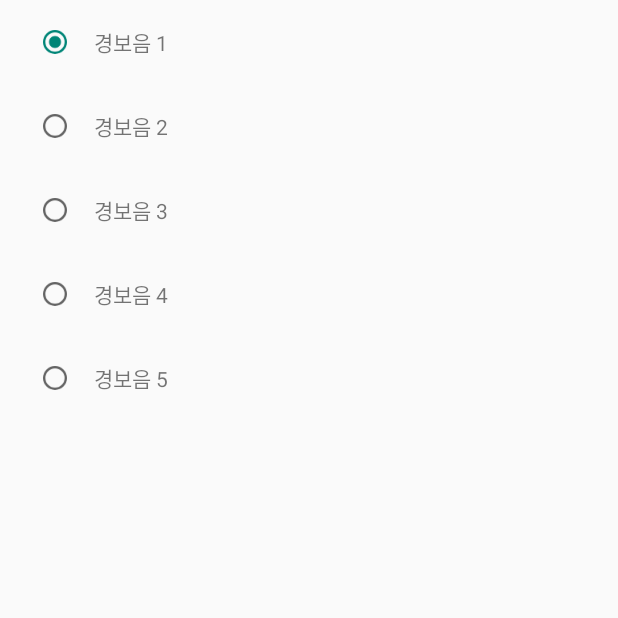
After one commit to RoseNo7/CurbCrime-Android, an Android app: the fragment AlarmPreferenceFragment shown on its own in the app's theme, on a phone screen of 412 x 824 dp, the top half of it. The commit adds this screen. Run offline under Robolectric (Android 15) with nearby library versions, the phone set to English and light mode, and no system bars.

Commit message:
알림 설정 개발

```diff
--- a/app/build.gradle
+++ b/app/build.gradle
@@ -33,6 +33,9 @@ dependencies {
     implementation 'com.google.android.material:material:1.5.0'
     implementation 'androidx.constraintlayout:constraintlayout:2.1.3'
 
+    /* Preference */
+    implementation 'androidx.preference:preference:1.2.1'
+
     /* Splash */
     implementation 'androidx.core:core-splashscreen:1.0.0'
 
--- /dev/null
+++ b/app/src/main/java/com/roseno/curbcrime/adapter/AlarmAdapter.java
@@ -0,0 +1,87 @@
+package com.roseno.curbcrime.adapter;
+
+import android.content.Context;
+import android.view.LayoutInflater;
+import android.view.View;
+import android.view.ViewGroup;
+import android.widget.RadioButton;
+import android.widget.TextView;
+
+import androidx.annotation.NonNull;
+import androidx.recyclerview.widget.RecyclerView;
+
+import com.roseno.curbcrime.R;
+import com.roseno.curbcrime.manager.AlarmManager;
+import com.roseno.curbcrime.manager.SharedPreferenceManager;
+import com.roseno.curbcrime.model.AlarmSound;
+
+import java.util.List;
+
+public class AlarmAdapter extends RecyclerView.Adapter<AlarmAdapter.AlarmHolder> {
+    private final String TAG = "AlarmAdapter";
+
+    private final List<AlarmSound> alarmSounds;
+    private int selectedSound;
+
+    public AlarmAdapter(List<AlarmSound> alarmSounds, int selectedSound) {
+        this.alarmSounds = alarmSounds;
+        this.selectedSound = selectedSound;
+    }
+
+    @NonNull
+    @Override
+    public AlarmHolder onCreateViewHolder(@NonNull ViewGroup parent, int viewType) {
+        LayoutInflater layoutInflater = LayoutInflater.from(parent.getContext());
+        View view = layoutInflater.inflate(R.layout.item_alarm_sound_data, parent, false);
+
+        return new AlarmHolder(view);
+    }
+
+    @Override
+    public void onBindViewHolder(@NonNull AlarmHolder holder, int position) {
+        String name = alarmSounds.get(position).getName();
+
+        holder.mNameTextView.setText(name);
+        holder.mRadioButton.setChecked(position == selectedSound);
+    }
+
+    @Override
+    public int getItemCount() {
+        return alarmSounds.size();
+    }
+
+
+    public class AlarmHolder extends RecyclerView.ViewHolder implements View.OnClickListener {
+
+        RadioButton mRadioButton;
+        TextView mNameTextView;
+
+        public AlarmHolder(@NonNull View itemView) {
+            super(itemView);
+
+            mRadioButton = itemView.findViewById(R.id.radioButton_item_alarm_sound_data);
+            mNameTextView = itemView.findViewById(R.id.textView_item_alarm_sound_data);
+
+            itemView.setOnClickListener(this);
+        }
+
+        @Override
+        public void onClick(View v) {
+            final Context context = v.getContext();
+            final int position = getAdapterPosition();
+
+            selectedSound = position;
+
+            String resName = alarmSounds.get(position).getUri().getLastPathSegment();
+            int resId = context.getResources().getIdentifier(resName, "raw", context.getPackageName());
+
+            // 설정 저장
+            SharedPreferenceManager sharedPreferenceManager = SharedPreferenceManager.getInstance(context);
+            sharedPreferenceManager.setInt(AlarmManager.PREFERENCE_KEY_SELECTED_SOUND, resId);
+
+            AlarmManager.start(context);
+
+            notifyDataSetChanged();
+        }
+    }
+}
--- /dev/null
+++ b/app/src/main/java/com/roseno/curbcrime/fragment/settings/AlarmPreferenceFragment.java
@@ -0,0 +1,75 @@
+package com.roseno.curbcrime.fragment.settings;
+
+import android.content.res.TypedArray;
+import android.net.Uri;
+import android.os.Bundle;
+import android.view.LayoutInflater;
+import android.view.View;
+import android.view.ViewGroup;
+
+import androidx.annotation.NonNull;
+import androidx.annotation.Nullable;
+import androidx.fragment.app.Fragment;
+import androidx.recyclerview.widget.LinearLayoutManager;
+import androidx.recyclerview.widget.RecyclerView;
+
+import com.roseno.curbcrime.R;
+import com.roseno.curbcrime.adapter.AlarmAdapter;
+import com.roseno.curbcrime.manager.AlarmManager;
+import com.roseno.curbcrime.manager.SharedPreferenceManager;
+import com.roseno.curbcrime.model.AlarmSound;
+
+import java.util.ArrayList;
+import java.util.List;
+
+public class AlarmPreferenceFragment extends Fragment {
+
+    RecyclerView mAlarmRecyclerView;
+
+    @Nullable
+    @Override
+    public View onCreateView(@NonNull LayoutInflater inflater, @Nullable ViewGroup container, @Nullable Bundle savedInstanceState) {
+        View view = inflater.inflate(R.layout.fragment_settings_alarm, container, false);
+
+        mAlarmRecyclerView = view.findViewById(R.id.recyclerView_fragment_settings_alarm);
+        mAlarmRecyclerView.setLayoutManager(new LinearLayoutManager(getContext(), RecyclerView.VERTICAL, false));
+
+        int selectedSound = -1;
+
+        // 설정 정보 조회
+        SharedPreferenceManager sharedPreferenceManager = SharedPreferenceManager.getInstance(getContext());
+        int resId = sharedPreferenceManager.getInt(AlarmManager.PREFERENCE_KEY_SELECTED_SOUND);
+
+        String[] alarmNames = getResources().getStringArray(R.array.alarm_sound_list_entries);
+        TypedArray alarmResources = getResources().obtainTypedArray(R.array.alarm_sound_list_values);
+
+        List<AlarmSound> alarmSounds = new ArrayList<>();
+        for (int i = 0; i < alarmNames.length; i++) {
+            int currentResId = alarmResources.getResourceId(i, AlarmManager.DEFAULT_SOUND);
+
+            if (resId == currentResId) {
+                selectedSound = i;
+            }
+
+            AlarmSound alarmSound = new AlarmSound();
+            alarmSound.setName(alarmNames[i]);
+            alarmSound.setUri(Uri.parse("android.resource://" + getContext().getPackageName() + "/" + currentResId));
+
+            alarmSounds.add(alarmSound);
+        }
+
+        alarmResources.recycle();
+
+        AlarmAdapter alarmAdapter = new AlarmAdapter(alarmSounds, selectedSound);
+        mAlarmRecyclerView.setAdapter(alarmAdapter);
+
+        return view;
+    }
+
+    @Override
+    public void onDestroy() {
+        super.onDestroy();
+
+        AlarmManager.stop();
+    }
+}
--- /dev/null
+++ b/app/src/main/java/com/roseno/curbcrime/model/AlarmSound.java
@@ -0,0 +1,24 @@
+package com.roseno.curbcrime.model;
+
+import android.net.Uri;
+
+public class AlarmSound {
+    String name;
+    Uri uri;
+
+    public String getName() {
+        return name;
+    }
+
+    public void setName(String name) {
+        this.name = name;
+    }
+
+    public Uri getUri() {
+        return uri;
+    }
+
+    public void setUri(Uri uri) {
+        this.uri = uri;
+    }
+}
--- /dev/null
+++ b/app/src/main/res/layout/fragment_settings_alarm.xml
@@ -0,0 +1,16 @@
+<?xml version="1.0" encoding="utf-8"?>
+<androidx.constraintlayout.widget.ConstraintLayout xmlns:android="http://schemas.android.com/apk/res/android"
+    android:layout_width="match_parent"
+    android:layout_height="match_parent"
+    xmlns:app="http://schemas.android.com/apk/res-auto">
+
+    <androidx.recyclerview.widget.RecyclerView
+        android:id="@+id/recyclerView_fragment_settings_alarm"
+        android:layout_width="match_parent"
+        android:layout_height="match_parent"
+        app:layout_constraintBottom_toBottomOf="parent"
+        app:layout_constraintEnd_toEndOf="parent"
+        app:layout_constraintStart_toStartOf="parent"
+        app:layout_constraintTop_toTopOf="parent" />
+
+</androidx.constraintlayout.widget.ConstraintLayout>
--- /dev/null
+++ b/app/src/main/res/layout/item_alarm_sound_data.xml
@@ -0,0 +1,33 @@
+<?xml version="1.0" encoding="utf-8"?>
+<androidx.constraintlayout.widget.ConstraintLayout xmlns:android="http://schemas.android.com/apk/res/android"
+    xmlns:app="http://schemas.android.com/apk/res-auto"
+    xmlns:tools="http://schemas.android.com/tools"
+    android:layout_width="match_parent"
+    android:layout_height="45dp"
+    android:layout_margin="5dp"
+    android:background="?android:selectableItemBackground">
+
+    <RadioButton
+        android:id="@+id/radioButton_item_alarm_sound_data"
+        android:layout_width="wrap_content"
+        android:layout_height="wrap_content"
+        android:layout_marginStart="15dp"
+        android:scaleX="0.8"
+        android:scaleY="0.8"
+        android:clickable="false"
+        app:layout_constraintBottom_toBottomOf="parent"
+        app:layout_constraintStart_toStartOf="parent"
+        app:layout_constraintTop_toTopOf="parent" />
+
+    <TextView
+        android:id="@+id/textView_item_alarm_sound_data"
+        android:layout_width="0dp"
+        android:layout_height="wrap_content"
+        android:layout_marginStart="10dp"
+        android:layout_marginEnd="15dp"
+        app:layout_constraintBottom_toBottomOf="parent"
+        app:layout_constraintEnd_toEndOf="parent"
+        app:layout_constraintStart_toEndOf="@+id/radioButton_item_alarm_sound_data"
+        app:layout_constraintTop_toTopOf="parent" />
+
+</androidx.constraintlayout.widget.ConstraintLayout>
--- /dev/null
+++ b/app/src/main/res/values/preference_arrays.xml
@@ -0,0 +1,19 @@
+<?xml version="1.0" encoding="utf-8"?>
+<resources>
+    <!-- 경보음 목록 -->
+    <string-array name="alarm_sound_list_entries">
+        <item>경보음 1</item>
+        <item>경보음 2</item>
+        <item>경보음 3</item>
+        <item>경보음 4</item>
+        <item>경보음 5</item>
+    </string-array>
+
+    <array name="alarm_sound_list_values">
+        <item>@raw/alarm_basic</item>
+        <item>@raw/alarm_alert</item>
+        <item>@raw/alarm_error_signal</item>
+        <item>@raw/alarm_morse_code</item>
+        <item>@raw/alarm_woop</item>
+    </array>
+</resources>
```
Also changed, not shown: app/src/main/java/com/roseno/curbcrime/activity/MainActivity.java (+19 -0 lines), app/src/main/java/com/roseno/curbcrime/activity/SettingsActivity.java (+32 -1 lines), app/src/main/java/com/roseno/curbcrime/fragment/SettingsFragment.java (added, +19 -0 lines), app/src/main/java/com/roseno/curbcrime/manager/AlarmManager.java (+32 -12 lines), app/src/main/java/com/roseno/curbcrime/manager/SharedPreferenceManager.java (added, +115 -0 lines), app/src/main/java/com/roseno/curbcrime/service/MainService.java (+3 -7 lines), app/src/main/res/layout/activity_settings.xml (+9 -0 lines), app/src/main/res/xml/settings_preferences.xml (added, +18 -0 lines), 6 other files.
